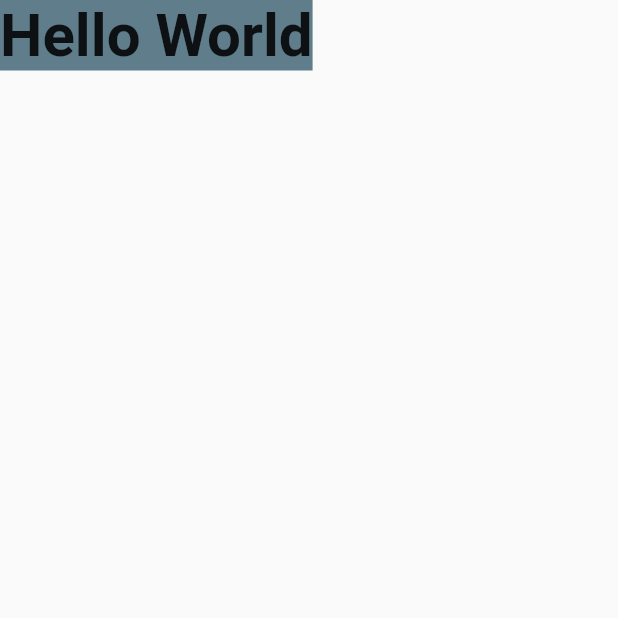
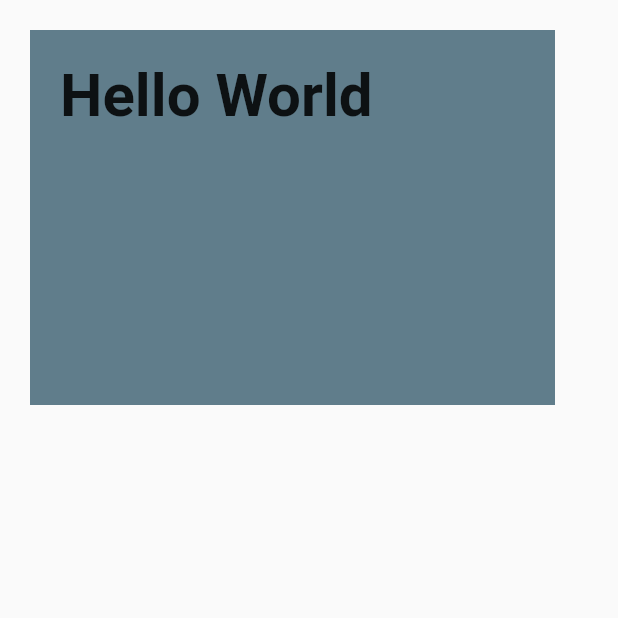
Before and after one commit to ShahedMohammadHridoy/flutter-practice, a Flutter app: the screen it shows after launch, on a phone screen of 412 x 824 dp, the top half of it. Run offline on Flutter 3.47's test engine with Material 2 defaults, Android fonts, the phone set to English and light mode, and no system bars; our stand-ins replace font_awesome_flutter.

Commit message:
margin and padding in container

```diff
--- a/lib/screens/dashboard.dart
+++ b/lib/screens/dashboard.dart
@@ -11,6 +11,10 @@ class Dashboard extends StatelessWidget {
     return Scaffold(
       body:Container(
         color: Colors.blueGrey,
+        width: 350.0,
+        height: 250.0,
+        padding: const EdgeInsets.all(20.0),
+        margin: const EdgeInsets.all(20.0),
         child: const Text(
           "Hello World",
           style: TextStyle(
```
